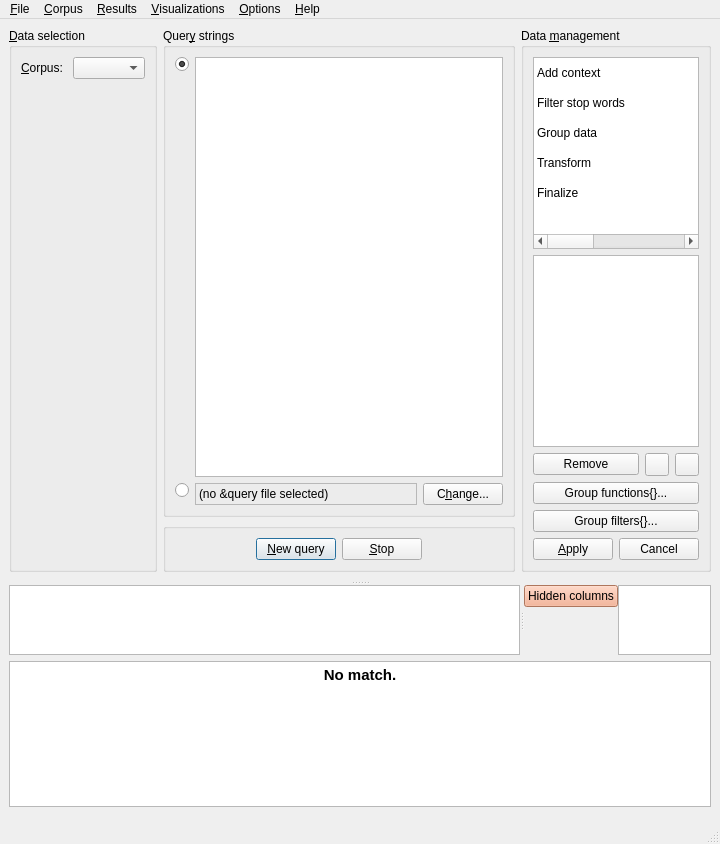
This is coquery/gui/ui/coquery.ui in gkunter/coquery as Qt 5 draws it before an edit. The edited form follows.
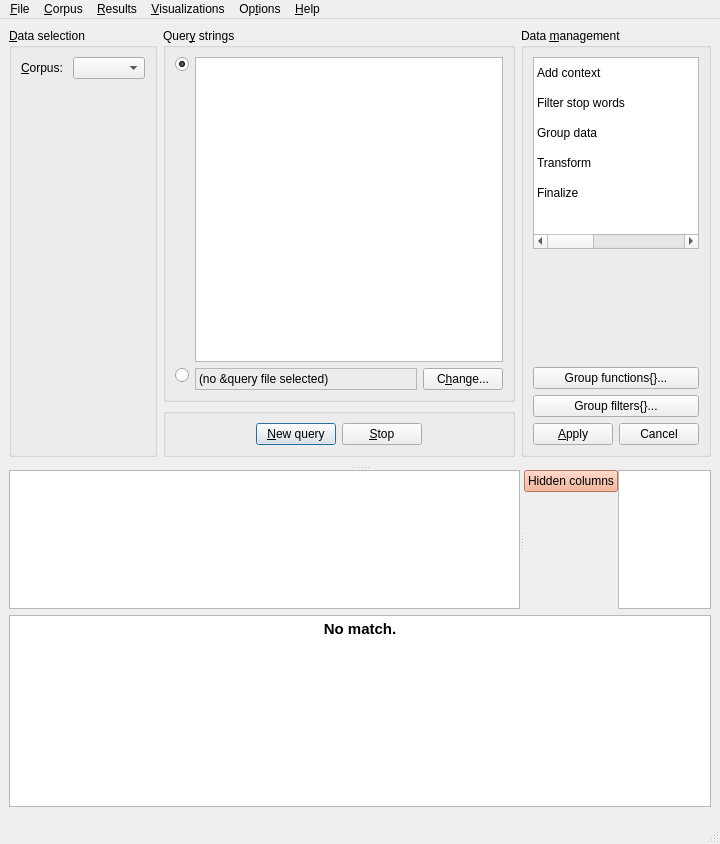
This is the edited form. The open tabs and pages were chosen to show the change. Icons and pictures are not drawn. Custom widgets are drawn as their Qt base class.

The edit to the form file:
```diff
--- a/coquery/gui/ui/coquery.ui
+++ b/coquery/gui/ui/coquery.ui
@@ -457,7 +457,7 @@
               </layout>
              </widget>
              <widget class="QWidget" name="tool_widget_page_groups">
-              <layout class="QVBoxLayout" name="verticalLayout_6" stretch="0,0,0,0,0">
+              <layout class="QVBoxLayout" name="verticalLayout_6" stretch="0,0,0">
                <property name="leftMargin">
                 <number>0</number>
                </property>
@@ -471,45 +471,7 @@
                 <number>0</number>
                </property>
                <item>
-                <widget class="CoqListWidget" name="list_group_columns">
-                 <property name="sizePolicy">
-                  <sizepolicy hsizetype="Ignored" vsizetype="Expanding">
-                   <horstretch>0</horstretch>
-                   <verstretch>0</verstretch>
-                  </sizepolicy>
-                 </property>
-                 <property name="minimumSize">
-                  <size>
-                   <width>0</width>
-                   <height>24</height>
-                  </size>
-                 </property>
-                </widget>
-               </item>
-               <item>
-                <layout class="QHBoxLayout" name="horizontalLayout_8" stretch="1,0,0">
-                 <item>
-                  <widget class="QPushButton" name="button_remove_group">
-                   <property name="text">
-                    <string>Remove</string>
-                   </property>
-                  </widget>
-                 </item>
-                 <item>
-                  <widget class="QToolButton" name="button_group_up">
-                   <property name="text">
-                    <string/>
-                   </property>
-                  </widget>
-                 </item>
-                 <item>
-                  <widget class="QToolButton" name="button_group_down">
-                   <property name="text">
-                    <string/>
-                   </property>
-                  </widget>
-                 </item>
-                </layout>
+                <widget class="CoqGroupColumns" name="list_group_columns" native="true"/>
                </item>
                <item>
                 <widget class="QPushButton" name="button_add_group_function">
@@ -531,19 +493,6 @@
                  </property>
                 </widget>
                </item>
-               <item>
-                <spacer name="verticalSpacer_4">
-                 <property name="orientation">
-                  <enum>Qt::Vertical</enum>
-                 </property>
-                 <property name="sizeHint" stdset="0">
-                  <size>
-                   <width>20</width>
-                   <height>0</height>
-                  </size>
-                 </property>
-                </spacer>
-               </item>
               </layout>
              </widget>
              <widget class="QWidget" name="tool_widget_page_transform">
@@ -1033,7 +982,7 @@
    </widget>
    <widget class="QMenu" name="menuSettings">
     <property name="title">
-     <string>&amp;Options</string>
+     <string>Op&amp;tions</string>
     </property>
     <addaction name="action_connection_settings"/>
     <addaction name="action_settings"/>
@@ -1660,11 +1609,6 @@
   </action>
  </widget>
  <customwidgets>
-  <customwidget>
-   <class>CoqListWidget</class>
-   <extends>QListWidget</extends>
-   <header location="global">..classes</header>
-  </customwidget>
   <customwidget>
    <class>CoqTextEdit</class>
    <extends>QTextEdit</extends>
@@ -1696,6 +1640,12 @@
    <extends>QPushButton</extends>
    <header>..classes</header>
   </customwidget>
+  <customwidget>
+   <class>CoqGroupColumns</class>
+   <extends>QWidget</extends>
+   <header>..groupcolumns</header>
+   <container>1</container>
+  </customwidget>
  </customwidgets>
  <resources/>
  <connections/>
```
Left out of the diff: 2 changed lines with no effect on the pictures.
